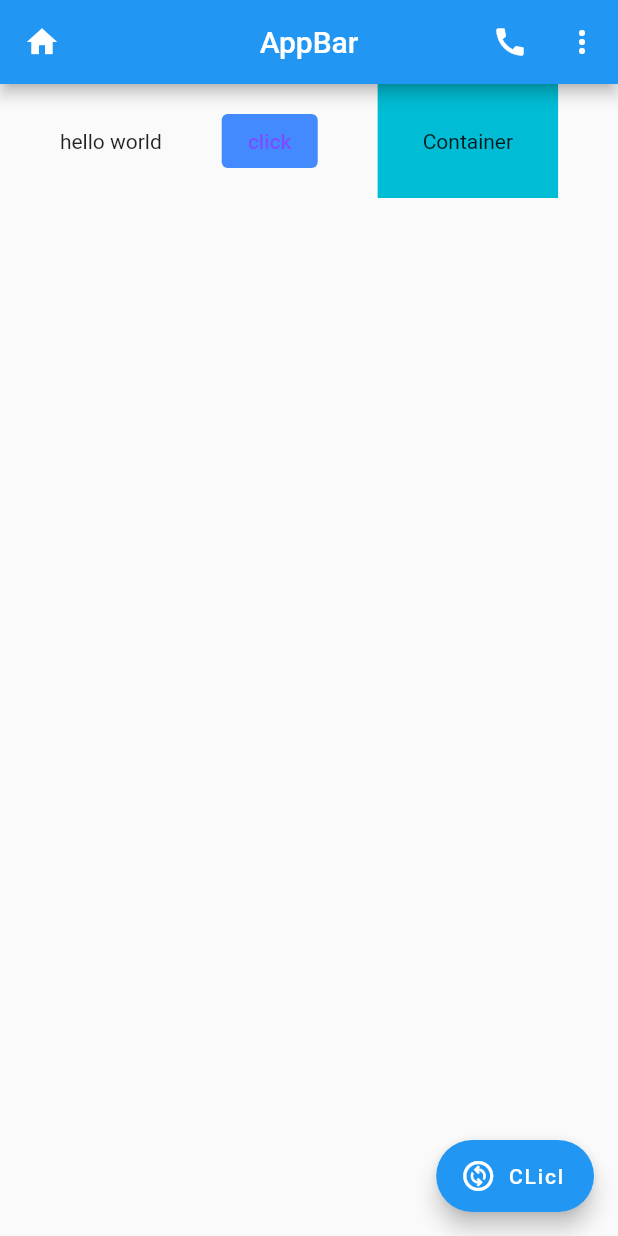
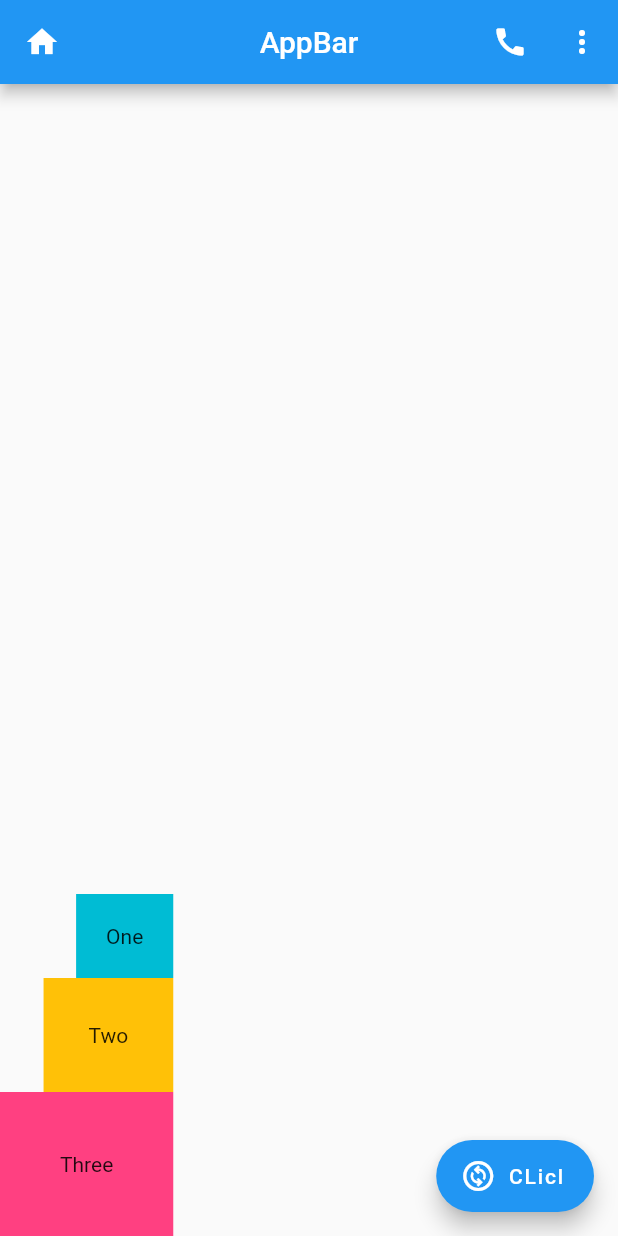
Before and after one commit to Underemployed/myApp, a Flutter app: the screen it shows after launch, on a phone screen of 412 x 824 dp. Run offline on Flutter 3.47's test engine with Material 2 defaults, Android fonts, the phone set to English and light mode, and no system bars; missing offline and left inert: dart:ffi.

Commit message:
day2_column

```diff
--- a/lib/main.dart
+++ b/lib/main.dart
@@ -20,18 +20,24 @@ class Home extends StatelessWidget {
         leading:IconButton(onPressed: (){},icon: Icon(Icons.home),),
           actions: [IconButton(onPressed:(){},icon:Icon(Icons.call)),IconButton(onPressed: (){}, icon:Icon(Icons.more_vert_sharp))],
     ),
-      body:Row(
-        mainAxisAlignment: MainAxisAlignment.spaceEvenly,
-        crossAxisAlignment: CrossAxisAlignment.center,
+      body:Column(
+        mainAxisAlignment: MainAxisAlignment.end,
+        crossAxisAlignment: CrossAxisAlignment.end
+        ,
         children: <Widget>[
-          Text("hello world"),
-          TextButton(onPressed: (){},child: Text("click"),style: TextButton.styleFrom(backgroundColor:Colors.blueAccent,foregroundColor: Colors.deepPurpleAccent)
+          Container(
+            padding: EdgeInsets.all(20.0),
+            color: Colors.cyan,
+            child: Text("One"),
+          ),Container(
+            padding: EdgeInsets.all(30.0),
+            color: Colors.amber,
+            child: Text("Two"),
+          ),Container(
+            padding: EdgeInsets.all(40.0),
+            color: Colors.pinkAccent,
+            child: Text("Three"),
           ),
-          Container(
-            color: Colors.cyan,
-            padding: EdgeInsets.all(30.0),
-            child: Text("Container"),
-          )
         ],
       ),
       floatingActionButton: FloatingActionButton.extended(
@@ -39,50 +45,7 @@ class Home extends StatelessWidget {
       ),
       );
 
-      /*Container(
-        padding: EdgeInsets.symmetric(horizontal:25,vertical: 25),
-        margin: EdgeInsets.all(30.0),
-        child: Text("Hellow"),
-        color: Colors.grey,
 
-
-      ),//container
-
-        child: IconButton(
-          onPressed: (){
-            print("AAAAAAAAAAAAAAAAAAAAA");
-          },
-          icon: Icon(Icons.alternate_email),
-        )
-
-
-        child: Text(
-          "body",
-          style: TextStyle(
-              fontSize: 20,
-              fontWeight: FontWeight.bold,
-              letterSpacing: 2,
-              color: Colors.grey[900],
-              fontFamily: 'IndieFlower'),
-        ),
-      ),
-
-
-        child:Image(
-          image: AssetImage('assets/wood.jpg')
-        ),
-
-        child: Icon(
-          Icons.airport_shuttle,
-          color:Colors.lightBlue
-        ),
-
-      ),
-      floatingActionButton: FloatingActionButton(
-        onPressed: () {},
-        child: Text("button"),
-        backgroundColor: Colors.blueAccent[200],
-      ), */
 
   }
 }
```
